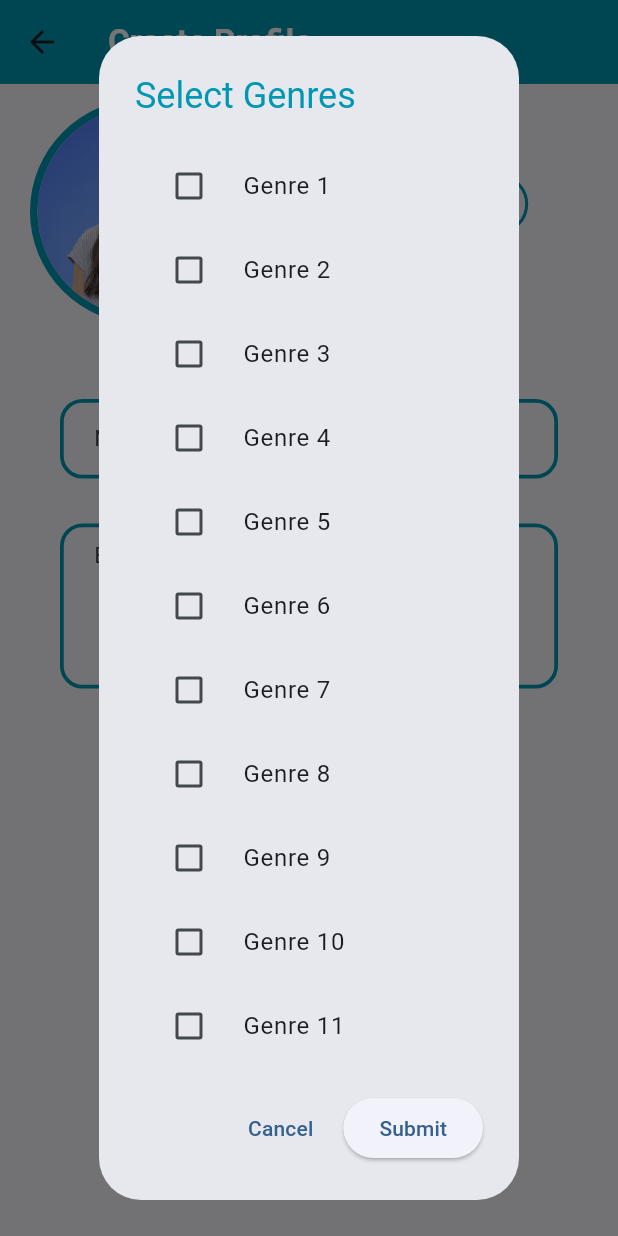
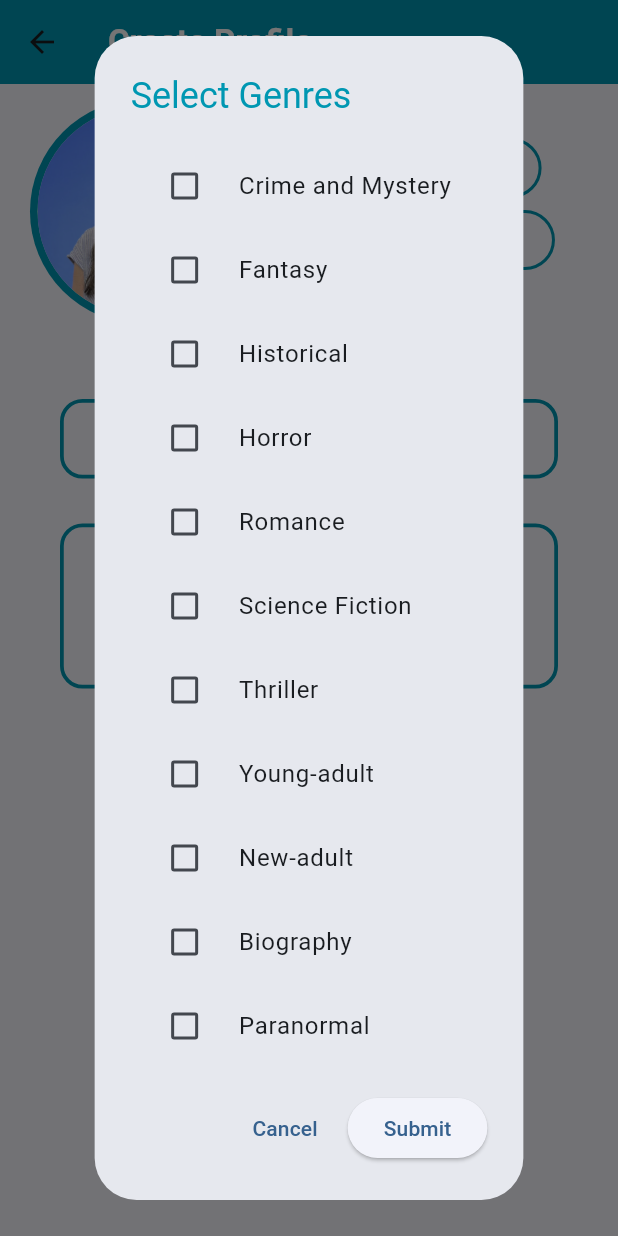
Before and after one commit to SamDG7/BookXchange, a Flutter app: the CreateProfileScreen screen opened directly, after a tap on "Select your genres", on a phone screen of 412 x 824 dp. Run offline on Flutter 3.47's test engine with Material 2 defaults, Android fonts, the phone set to English and light mode, and no system bars; our stand-ins replace firebase_auth, firebase_core, google_sign_in; missing offline and left inert: http_interceptor; accounts and stored records are empty.

```diff
--- a/bookxchange_flutter/lib/screens/create_profile_page.dart
+++ b/bookxchange_flutter/lib/screens/create_profile_page.dart
@@ -6,7 +6,6 @@ import 'package:bookxchange_flutter/screens/login_signup_screen.dart';
 import 'package:bookxchange_flutter/api/user_profile.dart';
 import 'package:bookxchange_flutter/globals.dart';
 
-
 class MultiSelect extends StatefulWidget {
   final List<String> items;
   const MultiSelect({Key? key, required this.items}) : super(key: key);
@@ -14,7 +13,6 @@ class MultiSelect extends StatefulWidget {
   @override
   State<MultiSelect> createState() => _MultiSelectState();
 }
-
 
 class _MultiSelectState extends State<MultiSelect> {
   final List<String> _preferredGenres = [];
@@ -79,8 +77,6 @@ class MultiSelect extends StatefulWidget {
   }
 }
 
-
-
 class CreateProfileScreen extends StatefulWidget {
   const CreateProfileScreen({super.key});
 
@@ -95,28 +91,26 @@ class _CreateProfileScreenState extends State<CreateProfileScreen> {
   Future<CreateProfile>? _newProfile;
 
   void _showMultiSelect() async {
-
     final List<String> items = [
-      'Genre 1',
-      'Genre 2',
-      'Genre 3',
-      'Genre 4',
-      'Genre 5',
-      'Genre 6',
-      'Genre 7',
-      'Genre 8',
-      'Genre 9',
-      'Genre 10',
-      'Genre 11',
-      'Genre 12',
+      'Crime and Mystery',
+      'Fantasy',
+      'Historical',
+      'Horror',
+      'Romance',
+      'Science Fiction',
+      'Thriller',
+      'Young-adult',
+      'New-adult',
+      'Biography',
+      'Paranormal',
+      'Classics',
     ];
 
     final List<String>? results = await showDialog(
         context: context,
         builder: (BuildContext context) {
           return MultiSelect(items: items);
-      }
-    );
+        });
 
     if (results != null) {
       setState(() {
@@ -131,6 +125,30 @@ class _CreateProfileScreenState extends State<CreateProfileScreen> {
     }
     return true;
   }
+
+  void successfullyCreatedAccount(BuildContext context) {
+    showDialog(
+      context: context,
+      builder: (BuildContext context) {
+        return AlertDialog(
+          title: Text('Account Created'),
+          content: Text('Your account has been successfully created.', style: TextStyle(fontSize: 16)),
+          actions: [
+            TextButton(
+              onPressed: () {
+                Navigator.push(
+                    context,
+                    MaterialPageRoute(builder: (context) => const HomePage()),
+                  );
+              },
+              child: Text('OK'),
+            ),
+          ],
+        );
+      },
+    );
+  }
+
   @override
   Widget build(BuildContext context) {
     return Scaffold(
@@ -188,18 +206,34 @@ class _CreateProfileScreenState extends State<CreateProfileScreen> {
                     ),
                   ),
                   // TODO: PUT CAMERA ROLL BUTTON HERE W SAME PADDING
+                  Padding(
+                    padding: EdgeInsets.fromLTRB(10, 0, 0, 0),
+                    child: OutlinedButton.icon(
+                      onPressed: () {
+                        // OPEN CAMERA
+                      },
+                      icon: Icon(
+                        Icons.photo_library,
+                        color: butterfly,
+                      ),
+                      label: Text(
+                        'Open Camera Roll',
+                        style: TextStyle(color: Colors.grey[800]),
+                      ),
+                      style: OutlinedButton.styleFrom(
+                        side: BorderSide(width: 2.0, color: butterfly),
+                      ),
+                    ),
+                  ),
                 ],
               ),
 
               // TODO: PUT EDITABLE NAME, BIO, ECT HERE
-
-
             ],
           ),
           Padding(
             padding: const EdgeInsets.fromLTRB(40, 50, 40, 10),
-            child:
-          CustomTextField2(
+            child: CustomTextField2(
               textField: TextField(
                 onChanged: (value) {
                   userName = value;
@@ -212,17 +246,15 @@ class _CreateProfileScreenState extends State<CreateProfileScreen> {
                   hintText: 'Name',
                   //contentPadding: EdgeInsets.symmetric(horizontal: 8.0, vertical: 16.0)
                 ),
-
               ),
             ),
           ),
           Padding(
             padding: const EdgeInsets.fromLTRB(40, 20, 40, 10),
-            child :SizedBox(
+            child: SizedBox(
               width: 240, // <-- TextField width
               height: 110,
-            child:
-          CustomTextField2(
+              child: CustomTextField2(
                 textField: TextField(
                   maxLines: null,
                   expands: true,
@@ -238,7 +270,6 @@ class _CreateProfileScreenState extends State<CreateProfileScreen> {
                     hintText: 'Bio',
                     //contentPadding: EdgeInsets.symmetric(horizontal: 8.0, vertical: 16.0)
                   ),
-
                 ),
               ),
             ),
@@ -283,7 +314,6 @@ class _CreateProfileScreenState extends State<CreateProfileScreen> {
               ],
             ),
           ),
-
           Padding(
             //TODO: MAKE BUTTON SWITCH TO A SIGN UP BUTTON WHEN ON THE SIGN UP TAB
 
@@ -306,24 +336,19 @@ class _CreateProfileScreenState extends State<CreateProfileScreen> {
                           height: 80,
                           decoration: const BoxDecoration(
                               color: butterfly,
-                            borderRadius: BorderRadius.all(Radius.circular(20))
-                          ),
+                              borderRadius:
+                                  BorderRadius.all(Radius.circular(20))),
                           child: const Text(
                               "Make sure to enter your name and bio!",
                               style: const TextStyle(
-                              color: Colors.white,
-                              fontSize: 16
-                            )
-                          )
-                        ),
+                                  color: Colors.white, fontSize: 16))),
                     ),
                   );
                 } else {
-                  _newProfile = createUserProfile(getUUID(), userName, userBio, _preferredGenres);
-                Navigator.push(
-                   context,
-                  MaterialPageRoute(builder: (context) => const HomePage()),
-                );
+                  _newProfile = createUserProfile(
+                      getUUID(), userName, userBio, _preferredGenres);
+                  //ADD PREFERENCES HAVE BEEN SAVED HERE
+                  successfullyCreatedAccount(context);
                 }
               },
               child: const Text(
--- a/bookxchange_flutter/lib/screens/home_page.dart
+++ b/bookxchange_flutter/lib/screens/home_page.dart
@@ -93,7 +93,7 @@ class _HomePageState extends State<HomePage> {
 
       await FirebaseAuth.instance.currentUser?.delete();
     } catch (e) {
-      // Handle exceptions
+      print("$e");
     }
   }
 
```
Also changed, not shown: bookxchange_flutter/lib/api/user_profile.dart (+48 -0 lines), bookxchange_flutter/lib/screens/edit_profile_page.dart (+20 -2 lines). Lines whose indentation alone changed are shown as unchanged.
